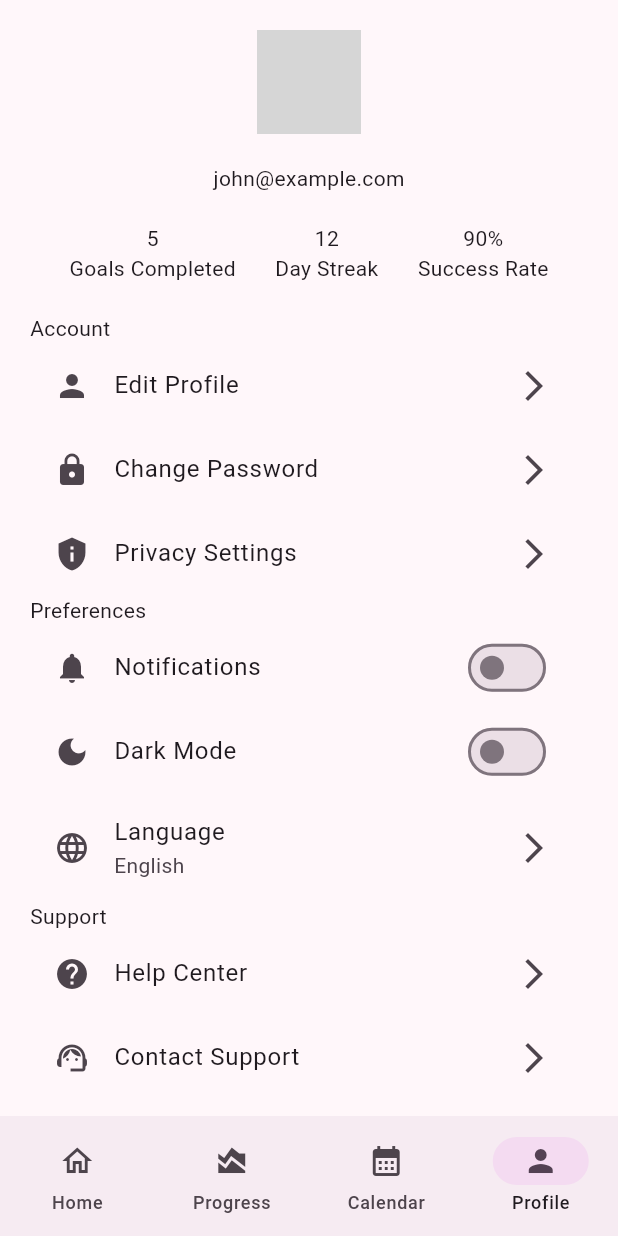
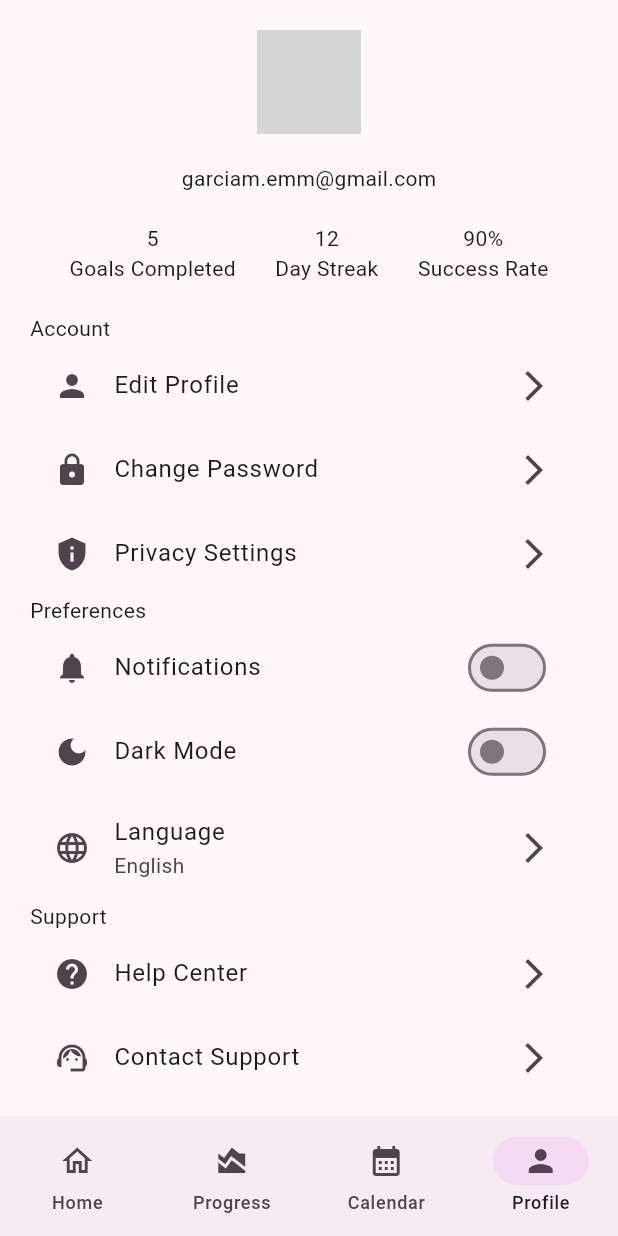
Before and after one commit to devemg/goaly, a Flutter app: the screen it shows after launch, item 4 of the bottom bar chosen, on a phone screen of 412 x 824 dp. Run offline on Flutter 3.47's test engine with Material 3 defaults, Android fonts, the phone set to English and light mode, and no system bars; our stand-ins replace table_calendar; network calls fail; grey boxes are pictures that could not be loaded.

Commit message:
feat: manage user state

```diff
--- a/lib/main.dart
+++ b/lib/main.dart
@@ -2,6 +2,7 @@
 
 import 'package:flutter/material.dart';
 import 'package:goaly/models/goal_model.dart';
+import 'package:goaly/models/user_model.dart';
 import 'package:goaly/root_page.dart';
 import 'package:provider/provider.dart';
 
@@ -31,6 +32,7 @@
   final List<Goal> _goals = [];
   UnmodifiableListView<Goal> get goals => UnmodifiableListView(_goals);
   int get completedGoals => _goals.where((g) => g.status == 'completed').length;
+  final user = User(name: 'Emely', email: 'garciam.emm@gmail.com', avatar: 'https://images.unsplash.com/photo-1438761681033-6461ffad8d80?crop=entropy&cs=tinysrgb&fit=max&fm=jpg&ixid=M3w0NTYyMDF8MHwxfHNlYXJjaHw0fHx1c2VyfGVufDB8fHx8MTc0ODk5OTI3N3ww&ixlib=rb-4.1.0&q=80&w=1080');
 
   void add(Goal item) {
     _goals.add(item);
--- /dev/null
+++ b/lib/models/user_model.dart
@@ -0,0 +1,19 @@
+class User {
+  String name;
+  String email;
+  String avatar;
+
+  User({required this.name, required this.email, required this.avatar});
+
+   User copyWith({
+    String? name,
+    String? email,
+    String? avatar,
+  }) {
+    return User(
+      name: name ?? this.name,
+      email: email ?? this.email,
+      avatar: avatar ?? this.avatar,
+    );
+  }
+}
--- a/lib/pages/profile_page.dart
+++ b/lib/pages/profile_page.dart
@@ -1,11 +1,14 @@
 import 'package:flutter/material.dart';
+import 'package:goaly/main.dart';
+import 'package:provider/provider.dart';
 
 class ProfilePage extends StatelessWidget {
   @override
   Widget build(BuildContext context) {
     return Padding(
       padding: const EdgeInsets.all(20),
-      child: Column(
+      child: Consumer<MyAppState>(builder:(context, state, child) {
+        return Column(
         spacing: 20,
         children: [
           Center(
@@ -15,12 +18,12 @@ class ProfilePage extends StatelessWidget {
               clipBehavior: Clip.antiAlias,
               decoration: BoxDecoration(shape: BoxShape.circle),
               child: Image.network(
-                'https://images.unsplash.com/photo-1438761681033-6461ffad8d80?crop=entropy&cs=tinysrgb&fit=max&fm=jpg&ixid=M3w0NTYyMDF8MHwxfHNlYXJjaHw0fHx1c2VyfGVufDB8fHx8MTc0ODk5OTI3N3ww&ixlib=rb-4.1.0&q=80&w=1080',
+                state.user.avatar,
                 fit: BoxFit.cover,
               ),
             ),
           ),
-          Text('john@example.com'),
+          Text(state.user.email),
           Row(
             mainAxisAlignment: MainAxisAlignment.spaceEvenly,
             mainAxisSize: MainAxisSize.max,
@@ -91,7 +94,8 @@ class ProfilePage extends StatelessWidget {
             ),
           ),
         ],
-      ),
+      );
+      },),
     );
   }
 }
```
Also changed, not shown: lib/widgets/header.dart (+9 -5 lines).
